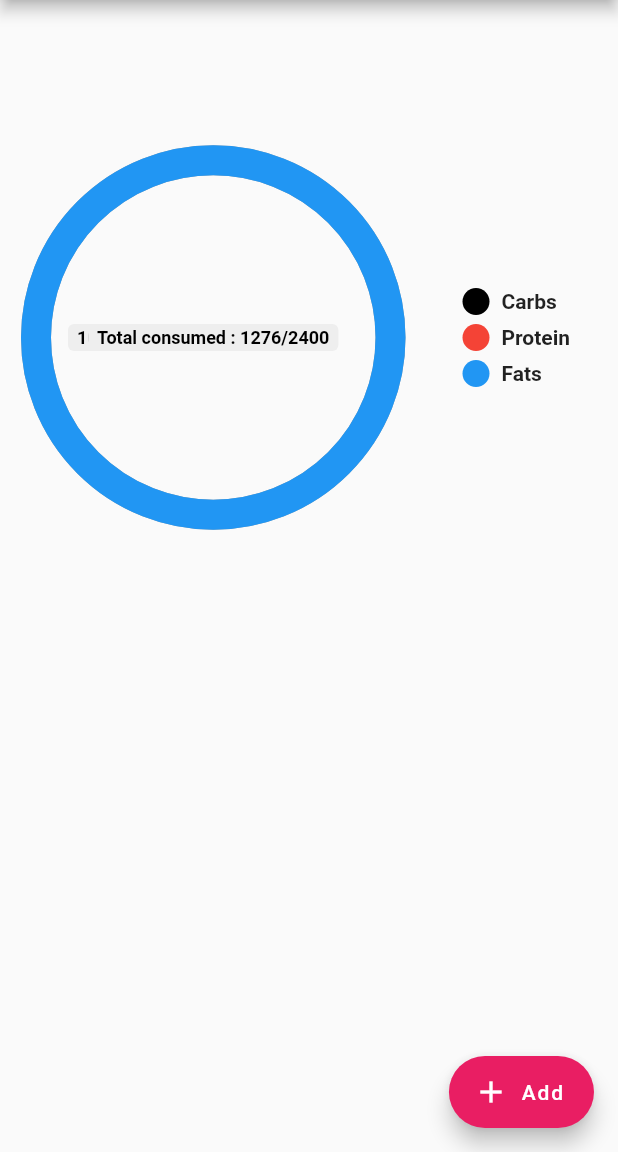
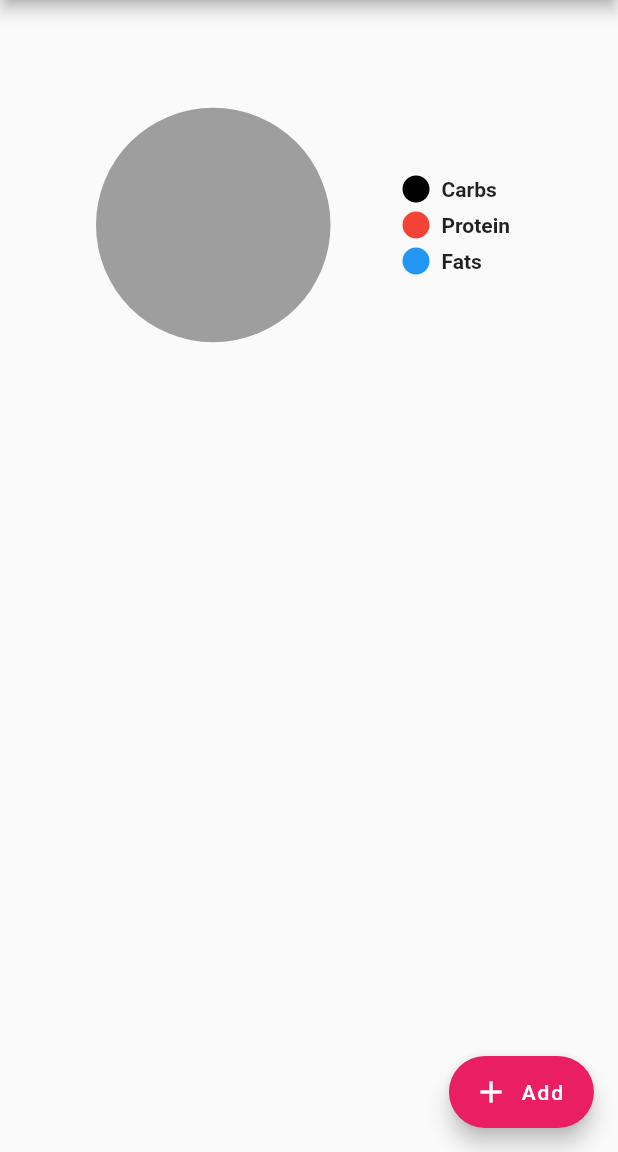
Before and after one commit to shreshth12/flutterCalorieTracker, a Flutter app: the screen it shows after launch, on a phone screen of 412 x 824 dp, the part 84-1236 px from its top. Run offline on Flutter 3.47's test engine with Material 2 defaults, Android fonts, the phone set to English and light mode, and no system bars; drawn by our look-alikes of pie_chart; our stand-ins replace cloud_firestore, firebase_auth, firebase_core, flutter_dotenv; accounts and stored records are empty.

Commit message:
Data shown on pie chart for one entry

```diff
--- a/lib/screens/homeScreen.dart
+++ b/lib/screens/homeScreen.dart
@@ -16,6 +16,36 @@ class homeScreen extends StatefulWidget {
 
 class _homeScreenState extends State<homeScreen> {
   String user_email = "afreshuser2@gmail.com";
+
+  Map<String, double> dataMap = {
+    "Carbs": 0,
+    "Protein": 0,
+    "Fats": 0,
+  };
+
+  final colorList = <Color>[
+    Colors.black,
+    Colors.red,
+    Colors.blue,
+  ];
+
+  @override
+  void initState() {
+    FirebaseFirestore.instance
+        .collection('tracker')
+        .where('user', isEqualTo: user_email)
+        .get()
+        .then((value) => value.docs.forEach((element) {
+              setState(() {
+                dataMap['Carbs'] = double.parse(element.data()['carbs']);
+                dataMap['Protein'] = double.parse(element.data()['protein']);
+                dataMap['Fats'] = double.parse(element.data()['fats']);
+              });
+              print(element.data()['carbs']);
+            }));
+    super.initState();
+  }
+
   @override
   Widget build(BuildContext context) {
     return Scaffold(
@@ -27,9 +57,20 @@ class _homeScreenState extends State<homeScreen> {
           mainAxisAlignment: MainAxisAlignment.center,
           crossAxisAlignment: CrossAxisAlignment.center,
           children: [
-            Container(height: 450, width: 450, child: piewView()),
             Container(
-                height: 400, width: 400, child: userBmrWidget("user_email")),
+              height: 300,
+              width: 300,
+              child: PieChart(
+                // centerText: "",
+                dataMap: dataMap,
+                chartType: ChartType.disc,
+                baseChartColor: Colors.grey,
+                colorList: colorList,
+              ),
+
+              // gradientList: ---To add gradient colors---
+              // emptyColorGradient: ---Empty Color gradient---
+            ),
             Container(
                 height: 800,
                 width: 800,
@@ -40,6 +81,7 @@ class _homeScreenState extends State<homeScreen> {
       floatingActionButton: FloatingActionButton.extended(
         onPressed: () {
           // Add your onPressed code here!
+
           Navigator.push(
             context,
             MaterialPageRoute(builder: (context) => const addCalorie()),
--- a/lib/services/homeScreenWidgets.dart
+++ b/lib/services/homeScreenWidgets.dart
@@ -3,6 +3,7 @@
 import 'package:cloud_firestore/cloud_firestore.dart';
 import 'package:flutter/material.dart';
 import 'package:pie_chart/pie_chart.dart';
+import 'package:receipe_flutter/services/database.dart';
 
 Widget userIndividualWidget(String user_email) {
   final Stream<QuerySnapshot> _usersStream = FirebaseFirestore.instance
@@ -67,35 +68,7 @@ Widget userBmrWidget(String user_email) {
   );
 }
 
-Widget piewView() {
-  Map<String, double> dataMap = {
-    "Carbs": 0,
-    "Protein": 0,
-    "Fats": 10,
-  };
 
-  final colorList = <Color>[
-    Colors.black,
-    Colors.red,
-    Colors.blue,
-  ];
-
-  return Container(
-    height: 300,
-    width: 300,
-    padding: EdgeInsets.symmetric(horizontal: 16),
-    child: PieChart(
-      centerText: "Total consumed : 1276/2400",
-      dataMap: dataMap,
-      chartType: ChartType.ring,
-      baseChartColor: Colors.grey,
-      colorList: colorList,
-    ),
-
-    // gradientList: ---To add gradient colors---
-    // emptyColorGradient: ---Empty Color gradient---
-  );
-}
 
 
 
```
Also changed, not shown: lib/services/database.dart (+9 -4 lines).
